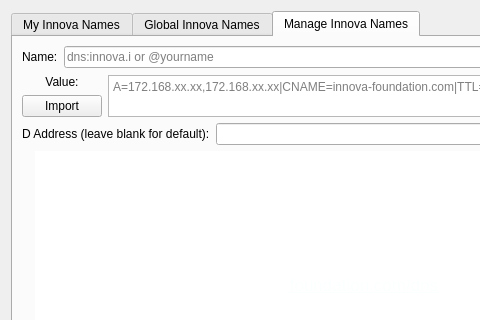
The window that src/qt/forms/managenamespage.ui (innova-foundation/innova) describes before a commit, drawn with Qt 5; both pictures show x 0 to 480 and y 0 to 320 of the 715 by 476 pixel window.
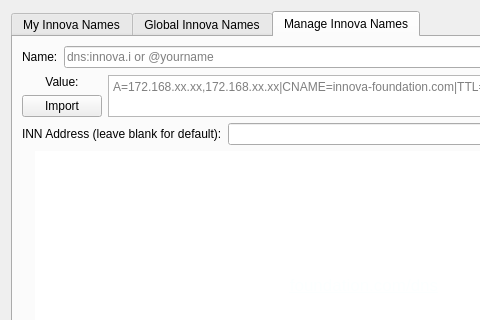
The same window after the commit. Icons and pictures are not drawn. Custom widgets are drawn as their Qt base class.

The edit to the form file:
```diff
--- a/src/qt/forms/managenamespage.ui
+++ b/src/qt/forms/managenamespage.ui
@@ -275,7 +275,7 @@
             </sizepolicy>
            </property>
            <property name="text">
-            <string>D Address (leave blank for default):</string>
+            <string>INN Address (leave blank for default):</string>
            </property>
            <property name="alignment">
             <set>Qt::AlignLeading|Qt::AlignLeft|Qt::AlignVCenter</set>
```
